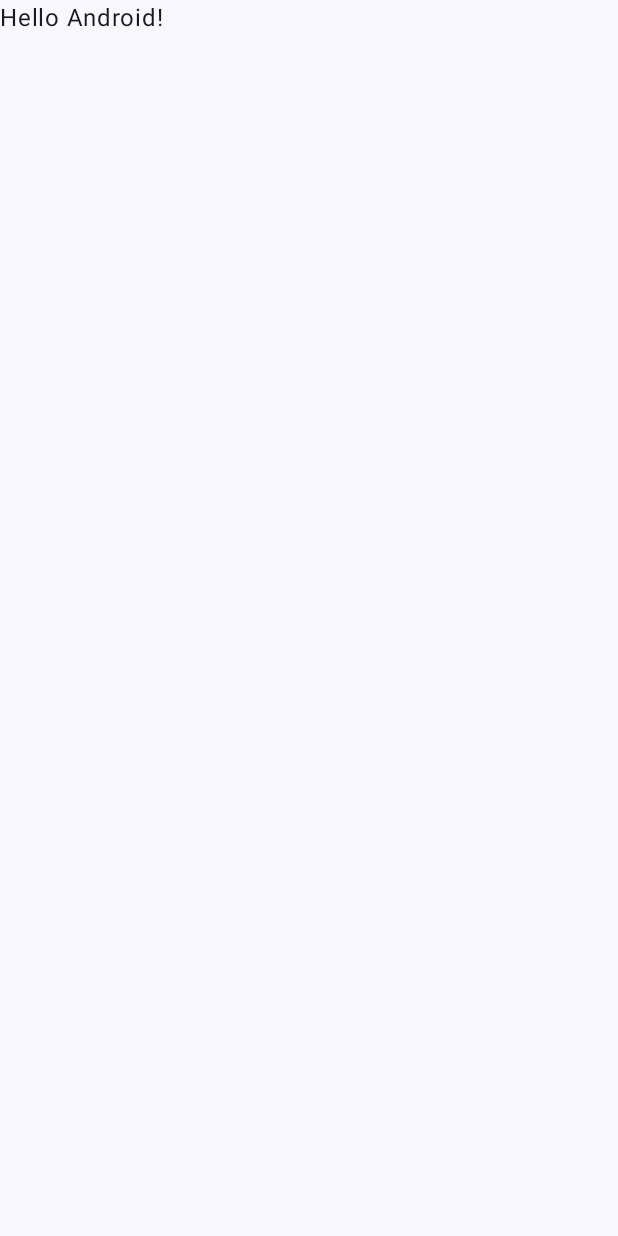
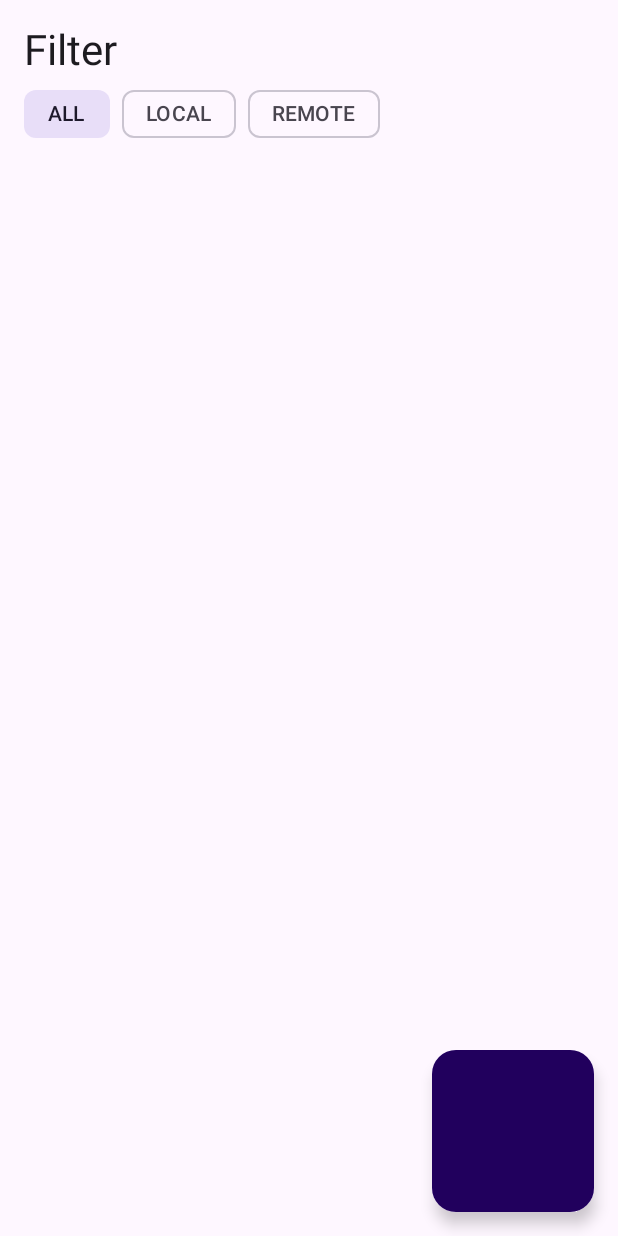
Before and after one commit to hayk888997/Sports, an Android app built with Jetpack Compose: the screen it shows after launch (MainActivity), on a phone screen of 412 x 824 dp. Before the commit the screen is almost empty. Run offline under Robolectric (Android 15) with nearby library versions, the phone set to English and light mode, and no system bars; our stand-ins replace Room's generated code.

Commit message:
Done initial implementation of presentation layer

```diff
--- a/app/src/main/AndroidManifest.xml
+++ b/app/src/main/AndroidManifest.xml
@@ -2,7 +2,10 @@
 <manifest xmlns:android="http://schemas.android.com/apk/res/android"
     xmlns:tools="http://schemas.android.com/tools">
 
+    <uses-permission android:name="android.permission.INTERNET"/>
+
     <application
+        android:name=".App"
         android:allowBackup="true"
         android:dataExtractionRules="@xml/data_extraction_rules"
         android:fullBackupContent="@xml/backup_rules"
--- a/app/src/main/java/com/example/sports/App.kt
+++ b/app/src/main/java/com/example/sports/App.kt
@@ -3,6 +3,7 @@ package com.example.sports
 import android.app.Application
 import com.example.sports.data.di.dataModule
 import com.example.sports.domain.di.domainModule
+import com.example.sports.presentation.di.presentationModule
 import org.koin.android.ext.koin.androidContext
 import org.koin.core.context.startKoin
 
@@ -16,7 +17,7 @@ class App : Application() {
             modules(
                 dataModule,
                 domainModule,
-//                presentationModule
+                presentationModule
             )
         }
     }
--- a/app/src/main/java/com/example/sports/data/repo/SportsPerformanceRepoImpl.kt
+++ b/app/src/main/java/com/example/sports/data/repo/SportsPerformanceRepoImpl.kt
@@ -56,8 +56,8 @@ class SportsPerformanceRepoImpl(
     override suspend fun storeSportPerformance(
         performance: SportPerformance,
         storageType: StorageType
-    ) {
-        when (storageType) {
+    ): Result<Unit> {
+        return when (storageType) {
             StorageType.LOCAL -> safeStoreLocal(performance)
             StorageType.REMOTE -> safeStoreRemote(performance)
         }
--- a/app/src/main/java/com/example/sports/domain/repo/SportsPerformanceRepo.kt
+++ b/app/src/main/java/com/example/sports/domain/repo/SportsPerformanceRepo.kt
@@ -7,5 +7,8 @@ import com.example.sports.domain.util.Result
 
 interface SportsPerformanceRepo {
     suspend fun getPerformances(filterType: FilterType): Result<List<SportPerformance>>
-    suspend fun storeSportPerformance(performance: SportPerformance, storageType: StorageType)
+    suspend fun storeSportPerformance(
+        performance: SportPerformance,
+        storageType: StorageType
+    ): Result<Unit>
 }
--- a/app/src/main/java/com/example/sports/domain/usecase/GetSportsPerformancesUseCase.kt
+++ b/app/src/main/java/com/example/sports/domain/usecase/GetSportsPerformancesUseCase.kt
@@ -1,13 +1,15 @@
 package com.example.sports.domain.usecase
 
 import com.example.sports.domain.model.FilterType
+import com.example.sports.domain.model.SportPerformance
 import com.example.sports.domain.repo.SportsPerformanceRepo
+import com.example.sports.domain.util.Result
 
 class GetSportsPerformancesUseCase(
     val repo: SportsPerformanceRepo
 ) {
 
-    suspend operator fun invoke(filterType: FilterType) {
-        repo.getPerformances(filterType)
+    suspend operator fun invoke(filterType: FilterType): Result<List<SportPerformance>> {
+        return repo.getPerformances(filterType)
     }
 }
--- a/app/src/main/java/com/example/sports/domain/usecase/StoreSportPerformanceUseCase.kt
+++ b/app/src/main/java/com/example/sports/domain/usecase/StoreSportPerformanceUseCase.kt
@@ -3,11 +3,12 @@ package com.example.sports.domain.usecase
 import com.example.sports.domain.model.SportPerformance
 import com.example.sports.domain.model.StorageType
 import com.example.sports.domain.repo.SportsPerformanceRepo
+import com.example.sports.domain.util.Result
 
 class StoreSportPerformanceUseCase(
     val repo: SportsPerformanceRepo
 ) {
-    suspend operator fun invoke(performance: SportPerformance, storageType: StorageType) {
-        repo.storeSportPerformance(performance, storageType)
+    suspend operator fun invoke(performance: SportPerformance, storageType: StorageType): Result<Unit> {
+        return repo.storeSportPerformance(performance, storageType)
     }
 }
--- a/app/src/main/java/com/example/sports/presentation/MainActivity.kt
+++ b/app/src/main/java/com/example/sports/presentation/MainActivity.kt
@@ -4,13 +4,10 @@ import android.os.Bundle
 import androidx.activity.ComponentActivity
 import androidx.activity.compose.setContent
 import androidx.activity.enableEdgeToEdge
-import androidx.compose.foundation.layout.fillMaxSize
-import androidx.compose.foundation.layout.padding
-import androidx.compose.material3.Scaffold
-import androidx.compose.material3.Text
+import androidx.compose.material3.MaterialTheme
 import androidx.compose.runtime.Composable
-import androidx.compose.ui.Modifier
 import androidx.compose.ui.tooling.preview.Preview
+import com.example.sports.presentation.navigation.AppNavigation
 import com.example.sports.presentation.ui.theme.SportsTheme
 
 class MainActivity : ComponentActivity() {
@@ -18,30 +15,19 @@ class MainActivity : ComponentActivity() {
         super.onCreate(savedInstanceState)
         enableEdgeToEdge()
         setContent {
-            SportsTheme {
-                Scaffold(modifier = Modifier.fillMaxSize()) { innerPadding ->
-                    Greeting(
-                        name = "Android",
-                        modifier = Modifier.padding(innerPadding)
-                    )
-                }
+            MaterialTheme {
+                AppNavigation()
             }
         }
     }
-}
-
-@Composable
-fun Greeting(name: String, modifier: Modifier = Modifier) {
-    Text(
-        text = "Hello $name!",
-        modifier = modifier
-    )
 }
 
 @Preview(showBackground = true)
 @Composable
 fun GreetingPreview() {
     SportsTheme {
-        Greeting("Android")
+        MaterialTheme {
+            AppNavigation()
+        }
     }
 }
--- /dev/null
+++ b/app/src/main/java/com/example/sports/presentation/di/PresentationModule.kt
@@ -0,0 +1,11 @@
+package com.example.sports.presentation.di
+
+import com.example.sports.presentation.insertperformance.InsertPerformanceViewModel
+import com.example.sports.presentation.performancelist.ListPerformancesViewModel
+import org.koin.core.module.dsl.viewModel
+import org.koin.dsl.module
+
+val presentationModule = module {
+    viewModel { InsertPerformanceViewModel(get()) }
+    viewModel { ListPerformancesViewModel(get()) }
+}
--- /dev/null
+++ b/app/src/main/java/com/example/sports/presentation/insertperformance/InsertPerformanceUiState.kt
@@ -0,0 +1,13 @@
+package com.example.sports.presentation.insertperformance
+
+import com.example.sports.domain.model.StorageType
+
+data class InsertPerformanceUiState(
+    val name: String = "",
+    val location: String = "",
+    val duration: String = "",
+    val storageType: StorageType = StorageType.LOCAL,
+    val isLoading: Boolean = false,
+    val success: Boolean = false,
+    val errorMessage: String? = null
+)
--- /dev/null
+++ b/app/src/main/java/com/example/sports/presentation/navigation/AppNavigation.kt
@@ -0,0 +1,37 @@
+package com.example.sports.presentation.navigation
+
+import androidx.compose.runtime.Composable
+import androidx.navigation.compose.NavHost
+import androidx.navigation.compose.composable
+import androidx.navigation.compose.rememberNavController
+import com.example.sports.presentation.insertperformance.InsertPerformanceScreen
+import com.example.sports.presentation.insertperformance.InsertPerformanceViewModel
+import com.example.sports.presentation.performancelist.ListPerformancesEvent
+import com.example.sports.presentation.performancelist.ListPerformancesScreen
+import com.example.sports.presentation.performancelist.ListPerformancesViewModel
+import org.koin.androidx.compose.koinViewModel
+
+@Composable
+fun AppNavigation() {
+    val insertVm: InsertPerformanceViewModel = koinViewModel()
+    val listVm: ListPerformancesViewModel = koinViewModel()
+    val navController = rememberNavController()
+
+    NavHost(navController = navController, startDestination = Routes.LIST_PERFORMANCES) {
+        composable(Routes.LIST_PERFORMANCES) {
+            ListPerformancesScreen(
+                viewModel = listVm,
+                onNavigateToInsert = { navController.navigate(Routes.INSERT_PERFORMANCE) }
+            )
+        }
+        composable(Routes.INSERT_PERFORMANCE) {
+            InsertPerformanceScreen(
+                viewModel = insertVm,
+                onSaved = {
+                    navController.popBackStack()
+                    listVm.onEvent(ListPerformancesEvent.Refresh)
+                }
+            )
+        }
+    }
+}
--- /dev/null
+++ b/app/src/main/java/com/example/sports/presentation/navigation/Routes.kt
@@ -0,0 +1,6 @@
+package com.example.sports.presentation.navigation
+
+object Routes {
+    const val LIST_PERFORMANCES = "performance_list"
+    const val INSERT_PERFORMANCE = "insert_performance"
+}
--- /dev/null
+++ b/app/src/main/java/com/example/sports/presentation/performancelist/ListPerformancesScreen.kt
@@ -0,0 +1,103 @@
+package com.example.sports.presentation.performancelist
+
+import androidx.compose.foundation.background
+import androidx.compose.foundation.layout.Arrangement
+import androidx.compose.foundation.layout.Column
+import androidx.compose.foundation.layout.Row
+import androidx.compose.foundation.layout.Spacer
+import androidx.compose.foundation.layout.fillMaxWidth
+import androidx.compose.foundation.layout.height
+import androidx.compose.foundation.layout.padding
+import androidx.compose.foundation.lazy.LazyColumn
+import androidx.compose.foundation.lazy.items
+import androidx.compose.material3.Card
+import androidx.compose.material3.CircularProgressIndicator
+import androidx.compose.material3.FilterChip
+import androidx.compose.material3.FloatingActionButton
+import androidx.compose.material3.Icon
+import androidx.compose.material3.MaterialTheme
+import androidx.compose.material3.Scaffold
+import androidx.compose.material3.Text
+import androidx.compose.runtime.Composable
+import androidx.compose.ui.Modifier
+import androidx.compose.ui.graphics.Color
+import androidx.compose.ui.res.painterResource
+import androidx.compose.ui.text.font.FontWeight
+import androidx.compose.ui.unit.dp
+import com.example.sports.R
+import com.example.sports.domain.model.FilterType
+import com.example.sports.domain.model.StorageType
+
+
+@Composable
+fun ListPerformancesScreen(
+    viewModel: ListPerformancesViewModel,
+    onNavigateToInsert: () -> Unit
+) {
+    val state = viewModel.uiState
+
+    Scaffold(
+        floatingActionButton = {
+            FloatingActionButton(onClick = onNavigateToInsert) {
+                Icon(
+                    painter = painterResource(id = R.drawable.ic_launcher_background),
+                    contentDescription = "Add"
+                )
+            }
+        }
+    ) { padding ->
+        Column(
+            modifier = Modifier
+                .padding(padding)
+                .padding(16.dp)
+        ) {
+            Text("Filter", style = MaterialTheme.typography.headlineMedium)
+            Row(horizontalArrangement = Arrangement.spacedBy(8.dp)) {
+                listOf(FilterType.ALL, FilterType.LOCAL, FilterType.REMOTE).forEach { type ->
+                    FilterChip(
+                        selected = state.selectedFilter == type,
+                        onClick = {
+                            viewModel.onEvent(ListPerformancesEvent.FilterChanged(type))
+                        },
+                        label = { Text(type.name) }
+                    )
+                }
+            }
+
+            Spacer(Modifier.height(16.dp))
+
+            when {
+                state.isLoading -> {
+                    CircularProgressIndicator()
+                }
+
+                state.errorMessage != null -> {
+                    Text(state.errorMessage, color = Color.Red)
+                }
+
+                else -> {
+                    LazyColumn(verticalArrangement = Arrangement.spacedBy(8.dp)) {
+                        items(state.performances) { item ->
+                            Card(
+                                modifier = Modifier
+                                    .fillMaxWidth()
+                                    .background(
+                                        when (item.storageType) {
+                                            StorageType.LOCAL -> Color(0xFFE3F2FD)
+                                            StorageType.REMOTE -> Color(0xFFFFF3E0)
+                                        }
+                                    ),
+                            ) {
+                                Column(modifier = Modifier.padding(12.dp)) {
+                                    Text(item.name, fontWeight = FontWeight.Bold)
+                                    Text("Location: ${item.location}")
+                                    Text("Duration: ${item.durationMinutes} min")
+                                }
+                            }
+                        }
+                    }
+                }
+            }
+        }
+    }
+}
--- /dev/null
+++ b/app/src/main/java/com/example/sports/presentation/performancelist/ListPerformancesUiState.kt
@@ -0,0 +1,11 @@
+package com.example.sports.presentation.performancelist
+
+import com.example.sports.domain.model.FilterType
+import com.example.sports.domain.model.SportPerformance
+
+data class ListPerformancesUiState(
+    val performances: List<SportPerformance> = emptyList(),
+    val selectedFilter: FilterType = FilterType.ALL,
+    val isLoading: Boolean = false,
+    val errorMessage: String? = null
+)
--- /dev/null
+++ b/app/src/main/java/com/example/sports/presentation/performancelist/ListPerformancesViewModel.kt
@@ -0,0 +1,66 @@
+package com.example.sports.presentation.performancelist
+
+import androidx.compose.runtime.getValue
+import androidx.compose.runtime.mutableStateOf
+import androidx.compose.runtime.setValue
+import androidx.lifecycle.ViewModel
+import androidx.lifecycle.viewModelScope
+import com.example.sports.domain.usecase.GetSportsPerformancesUseCase
+import com.example.sports.domain.util.DataError
+import kotlinx.coroutines.launch
+import com.example.sports.domain.util.Result
+
+class ListPerformancesViewModel(
+    private val getUseCase: GetSportsPerformancesUseCase
+) : ViewModel() {
+
+    var uiState by mutableStateOf(ListPerformancesUiState())
+        private set
+
+    init {
+        loadPerformances()
+    }
+
+    fun onEvent(event: ListPerformancesEvent) {
+        when (event) {
+            is ListPerformancesEvent.FilterChanged -> {
+                uiState = uiState.copy(selectedFilter = event.filter)
+                loadPerformances()
+            }
+
+            ListPerformancesEvent.Refresh -> {
+                loadPerformances()
+            }
+
+            ListPerformancesEvent.ErrorConsumed -> {
+                uiState = uiState.copy(errorMessage = null)
+            }
+        }
+    }
+
+    private fun loadPerformances() {
+        viewModelScope.launch {
+            uiState = uiState.copy(isLoading = true, errorMessage = null)
+
+            val result = getUseCase(uiState.selectedFilter)
+            uiState = when (result) {
+                is Result.Success -> uiState.copy(
+                    performances = result.data,
+                    isLoading = false
+                )
+
+                is Result.Error -> uiState.copy(
+                    isLoading = false,
+                    errorMessage = mapError(result.error)
+                )
+            }
+        }
+    }
+
+    private fun mapError(error: DataError): String = when (error) {
+        DataError.Network -> "Network error while loading"
+        DataError.Database -> "Local DB error"
+        DataError.NotFound -> "No data found"
+        is DataError.Unknown -> "Unexpected error: ${error.message}"
+    }
+}
```
Also changed, not shown: app/build.gradle.kts (+13 -3 lines), app/src/main/java/com/example/sports/presentation/insertperformance/InsertPerformanceEvent.kt (added, +12 -0 lines), app/src/main/java/com/example/sports/presentation/insertperformance/InsertPerformanceScreen.kt (added, +113 -0 lines), app/src/main/java/com/example/sports/presentation/insertperformance/InsertPerformanceViewModel.kt (added, +83 -0 lines), app/src/main/java/com/example/sports/presentation/performancelist/ListPerformancesEvent.kt (added, +9 -0 lines), gradle/libs.versions.toml (+17 -6 lines).
